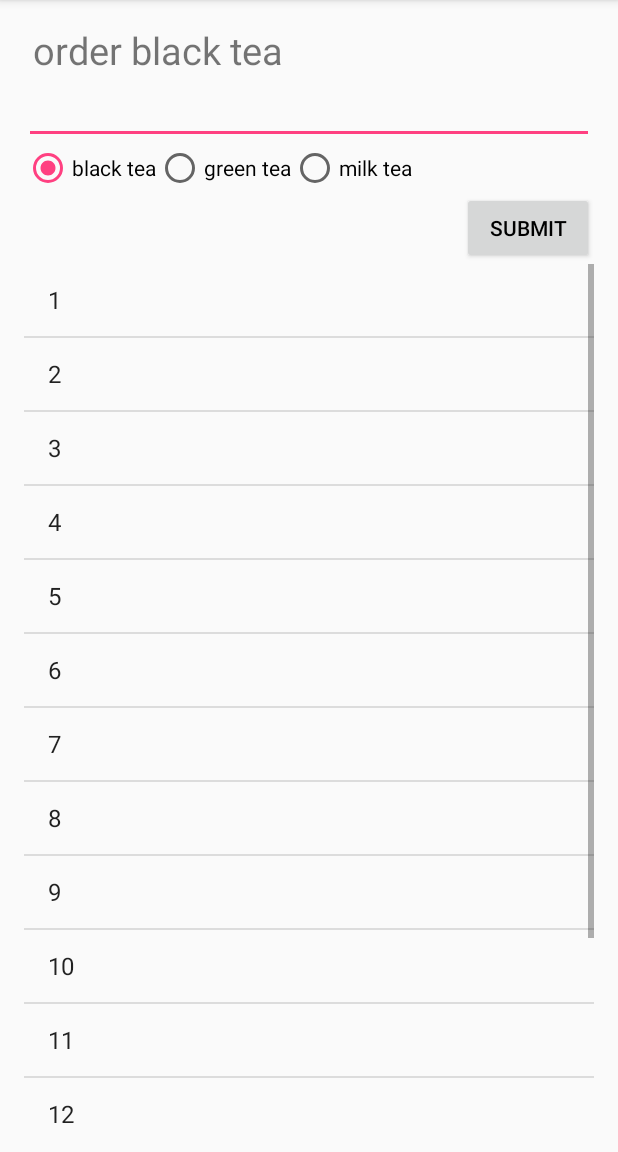
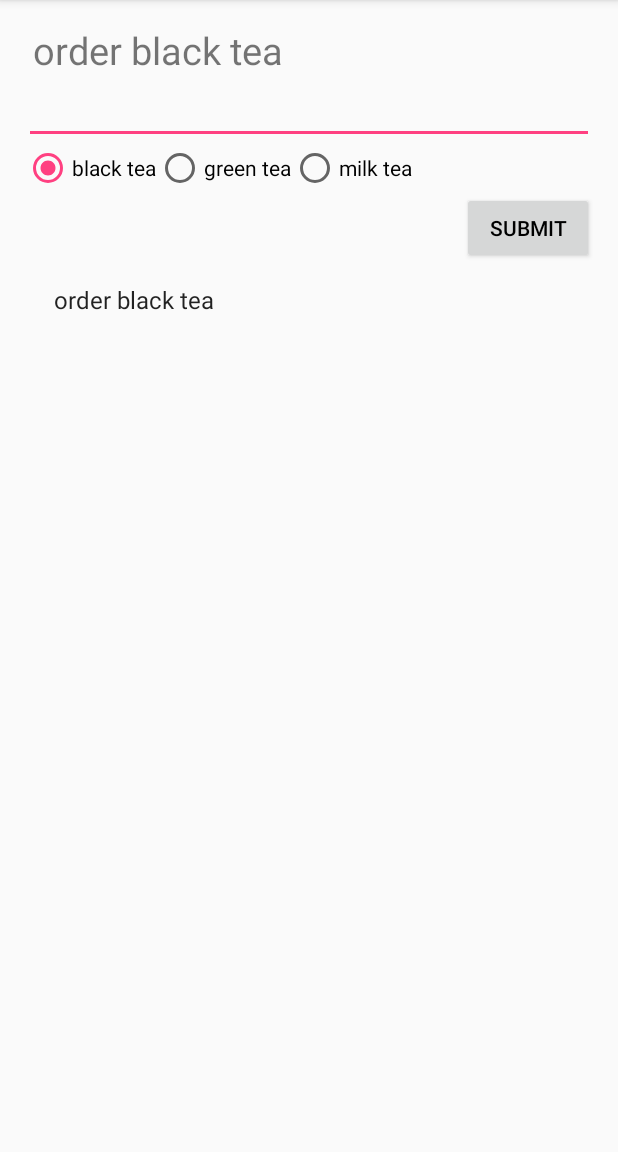
Before and after one commit to Crazy3TW/android_class_271, an Android app: the screen it shows after launch (MainActivity), after a tap on "SUBMIT", on a phone screen of 412 x 824 dp, the part 84-1236 px from its top. Run offline under Robolectric (Android 15) with nearby library versions, the phone set to English and light mode, and no system bars.

Commit message:
Setup ListView Orders

```diff
--- a/SimpleUI/app/src/main/java/com/example/user/simpleui/MainActivity.java
+++ b/SimpleUI/app/src/main/java/com/example/user/simpleui/MainActivity.java
@@ -11,6 +11,9 @@ import android.widget.RadioButton;
 import android.widget.RadioGroup;
 import android.widget.TextView;
 
+import java.util.ArrayList;
+import java.util.List;
+
 public class MainActivity extends AppCompatActivity {
 
     TextView textView;
@@ -19,6 +22,8 @@ public class MainActivity extends AppCompatActivity {
     ListView listView;
 
     String drink = "black tea";
+
+    List<String> orders = new ArrayList<>();
 
     @Override
     protected void onCreate(Bundle savedInstanceState) {
@@ -54,7 +59,7 @@ public class MainActivity extends AppCompatActivity {
 
     private void setupListView(){
         String[] data = new String[]{"1","2","3","4","5","6","7","8","9","10","11","12","13","14","15"};
-        ArrayAdapter adapter = new ArrayAdapter<String>(this, android.R.layout.simple_list_item_1, data);
+        ArrayAdapter adapter = new ArrayAdapter<String>(this, android.R.layout.simple_list_item_1, orders);
         listView.setAdapter(adapter);
     }
 
@@ -63,5 +68,8 @@ public class MainActivity extends AppCompatActivity {
         text = text + " order " + drink;
         textView.setText(text);
         editText.setText("");
+
+        orders.add(text);
+        setupListView();
     }
 }
```
